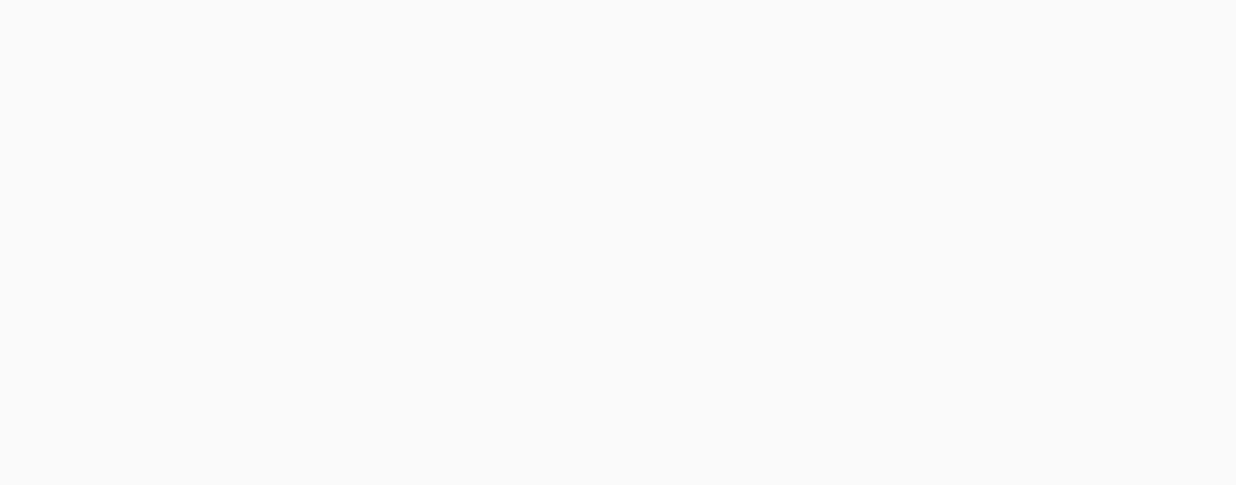
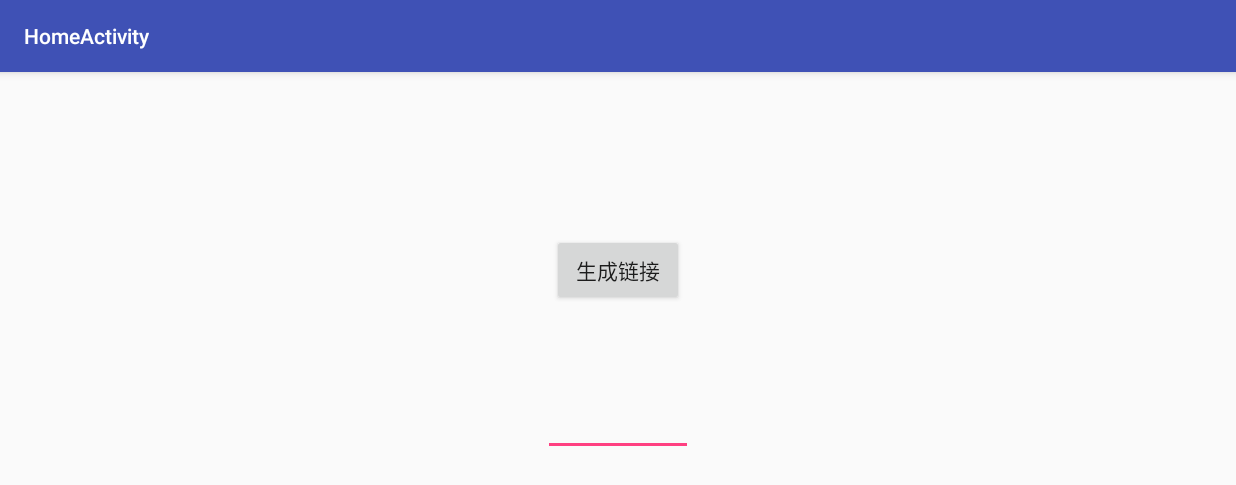
Before and after one commit to nightq/TestApp, an Android app: the screen it shows after launch (MainActivity before the commit, HomeActivity after it), on a phone screen of 824 x 412 dp (held sideways). Before the commit the part shown is empty. Shown: the top 485 px of the screen. Run offline under Robolectric (Android 15) with nearby library versions, the phone set to English and light mode, and no system bars; our stand-ins replace ButterKnife, EventBus; 3 statements that could not run were skipped.

Commit message:
集成 linkedme

```diff
--- /dev/null
+++ b/app/src/main/java/com/example/nightq/testapp/HomeActivity.java
@@ -0,0 +1,107 @@
+package com.example.nightq.testapp;
+
+import android.os.Bundle;
+import android.support.v7.app.AppCompatActivity;
+import android.util.Log;
+import android.view.View;
+import android.widget.Button;
+import android.widget.EditText;
+import android.widget.TextView;
+
+import com.microquation.linkedme.android.LinkedME;
+import com.microquation.linkedme.android.callback.LMLinkCreateListener;
+import com.microquation.linkedme.android.indexing.LMUniversalObject;
+import com.microquation.linkedme.android.referral.LMError;
+import com.microquation.linkedme.android.util.LinkProperties;
+
+import org.greenrobot.eventbus.EventBus;
+import org.greenrobot.eventbus.Subscribe;
+
+import butterknife.BindView;
+import butterknife.ButterKnife;
+
+public class HomeActivity extends AppCompatActivity {
+
+    public static JumpEvent lastEvent;
+
+    @BindView(R.id.button)
+    Button button;
+    @BindView(R.id.edit_text)
+    EditText editText;
+
+    @Override
+    protected void onCreate(Bundle savedInstanceState) {
+        super.onCreate(savedInstanceState);
+        setContentView(R.layout.activity_home);
+        ButterKnife.bind(this);
+        Log.e(LinkedME.TAG, "HomeActivity onCreate");
+        EventBus.getDefault().register(this);
+        JumpEvent jumpEvent = EventBus.getDefault().getStickyEvent(JumpEvent.class);
+        EventBus.getDefault().removeStickyEvent(JumpEvent.class);
+        if (jumpEvent != null) {
+            onJumpEvent(jumpEvent);
+        }
+        findViewById(R.id.button).setOnClickListener(new View.OnClickListener() {
+            @Override
+            public void onClick(View v) {
+                share();
+            }
+        });
+    }
+
+    @Subscribe
+    public void onJumpEvent(JumpEvent event) {
+        // todo nightq now
+        lastEvent = event;
+        // do something
+        Log.e("nightq", "onJumpEvent " + Thread.currentThread().getName());
+    }
+
+    @Override
+    protected void onDestroy() {
+        super.onDestroy();
+        EventBus.getDefault().unregister(this);
+    }
+
+    public void share() {
+        /**创建深度链接*/
+        //web服务器无法创建深度链接时,客户端可选择创建
+        //深度链接属性设置
+        LinkProperties properties = new LinkProperties();
+        //渠道
+        properties.setChannel("oppo");  //微信、微博、QQ
+        //功能
+        properties.setFeature("sharesdf");
+        //标签
+        properties.addTag("LinkedME");
+        properties.addTag("Demo");
+        //阶段
+        properties.setStage("Liveee");
+        //设置该h5_url目的是为了iOS点击右上角lkme.cc时跳转的地址，一般设置为当前分享页面的地址
+        //客户端创建深度链接请设置该字段
+        properties.setH5Url("https://linkedme.cc/h5/feature");
+        //自定义参数,用于在深度链接跳转后获取该数据
+        properties.addControlParameter("LinkedME", "test linked me");
+        properties.addControlParameter("View", "test view");
+        LMUniversalObject universalObject = new LMUniversalObject();
+        universalObject.setTitle("测试的title");
+        // 异步生成深度链接
+        universalObject.generateShortUrl(this, properties, new LMLinkCreateListener() {
+            //https://www.lkme.cc/AfC/idFsW02l7
+            @Override
+            public void onLinkCreate(final String url, LMError error) {
+                if (error == null) {
+                    Log.e("linkedme", "创建深度链接成功！创建的深度链接为：" + url + " editText = " + editText);
+                    ((TextView)findViewById(R.id.edit_text)).setText(url);
+                } else {
+                    Log.i("linkedme", "创建深度链接失败！失败原因：" + error.getMessage());
+                }
+            }
+        });
+    }
+
+//    @OnClick(R.id.button)
+//    public void onViewClicked() {
+//        share();
+//    }
+}
--- /dev/null
+++ b/app/src/main/java/com/example/nightq/testapp/Jumphelper.java
@@ -0,0 +1,12 @@
+package com.example.nightq.testapp;
+
+/**
+ * Created by nightq on 2017/12/29.
+ */
+
+public class Jumphelper {
+
+
+    public static String jumpParam = "";
+
+}
--- a/app/src/main/java/com/example/nightq/testapp/MainActivity.java
+++ /dev/null
@@ -1,18 +0,0 @@
-package com.example.nightq.testapp;
-
-import android.os.Bundle;
-import android.support.v7.app.AppCompatActivity;
-
-import butterknife.ButterKnife;
-
-public class MainActivity extends AppCompatActivity {
-
-    @Override
-    protected void onCreate(Bundle savedInstanceState) {
-        super.onCreate(savedInstanceState);
-        setContentView(R.layout.activity_main);
-        ButterKnife.bind(this);
-
-    }
-
-}
--- /dev/null
+++ b/app/src/main/java/com/example/nightq/testapp/StartActivity.java
@@ -0,0 +1,42 @@
+package com.example.nightq.testapp;
+
+import android.content.Intent;
+import android.os.Bundle;
+import android.os.Handler;
+import android.support.v7.app.AppCompatActivity;
+import android.util.Log;
+
+import com.microquation.linkedme.android.LinkedME;
+
+import org.greenrobot.eventbus.EventBus;
+
+import butterknife.ButterKnife;
+
+public class StartActivity extends AppCompatActivity {
+
+    @Override
+    protected void onCreate(Bundle savedInstanceState) {
+        super.onCreate(savedInstanceState);
+        setContentView(R.layout.activity_start);
+        ButterKnife.bind(this);
+
+        new Handler().postDelayed(new Runnable() {
+            @Override
+            public void run() {
+                startActivity(new Intent(StartActivity.this, HomeActivity.class));
+                Log.e("nightq", "Jumphelper.jumpParam = " + Jumphelper.jumpParam);
+                finish();
+            }
+        }, 100);
+        Log.e(LinkedME.TAG, "StartActivity onCreate this = " + this);
+    }
+
+    // 添加此处目的是针对后台APP通过uri scheme唤起的情况，
+    // 注意：即使不区分用户是否登录也需要添加此设置，也可以添加到基类中
+    @Override
+    protected void onNewIntent(Intent intent) {
+        setIntent(intent);
+        Log.e(LinkedME.TAG, "StartActivity onNewIntent this = " + this);
+    }
+
+}
--- /dev/null
+++ b/app/src/main/java/com/example/nightq/testapp/TestApplication.java
@@ -0,0 +1,29 @@
+package com.example.nightq.testapp;
+
+import android.app.Application;
+import android.util.Log;
+
+import com.microquation.linkedme.android.LinkedME;
+
+/**
+ * Created by nightq on 2017/12/29.
+ */
+
+public class TestApplication extends Application {
+
+    @Override
+    public void onCreate() {
+        super.onCreate();
+        // 初始化SDK
+        LinkedME.getInstance(this);
+
+        if (BuildConfig.DEBUG) {
+            //设置debug模式下打印LinkedME日志
+            LinkedME.getInstance().setDebug();
+        }
+        //初始时设置为false，在配置Uri Scheme的Activity的onResume()中设置为true
+        LinkedME.getInstance().setImmediate(false);
+        Log.e("nightq", "TestApplication create this = " + this);
+    }
+
+}
--- /dev/null
+++ b/app/src/main/res/layout/activity_home.xml
@@ -0,0 +1,30 @@
+<?xml version="1.0" encoding="utf-8"?>
+<android.support.design.widget.CoordinatorLayout xmlns:android="http://schemas.android.com/apk/res/android"
+    android:layout_width="match_parent"
+    android:layout_height="match_parent">
+
+
+    <LinearLayout
+        android:layout_width="match_parent"
+        android:layout_height="match_parent"
+        android:gravity="center"
+        android:orientation="vertical">
+
+
+        <Button
+            android:id="@+id/button"
+            android:layout_width="wrap_content"
+            android:layout_height="wrap_content"
+            android:text="生成链接" />
+
+        <EditText
+            android:id="@+id/edit_text"
+            android:layout_width="wrap_content"
+            android:layout_height="wrap_content"
+            android:minHeight="100dp"
+            android:textColor="@color/colorPrimaryDark"
+            android:minWidth="100dp" />
+    </LinearLayout>
+
+
+</android.support.design.widget.CoordinatorLayout>
--- a/app/src/main/res/layout/activity_main.xml
+++ /dev/null
@@ -1,15 +0,0 @@
-<?xml version="1.0" encoding="utf-8"?>
-<android.support.design.widget.CoordinatorLayout xmlns:android="http://schemas.android.com/apk/res/android"
-    xmlns:tools="http://schemas.android.com/tools"
-    android:layout_width="match_parent"
-    android:layout_height="match_parent" >
-
-
-    <FrameLayout
-        android:layout_width="match_parent"
-        android:layout_height="match_parent">
-
-    </FrameLayout>
-
-
-</android.support.design.widget.CoordinatorLayout>
--- a/app/src/main/res/menu/menu_main.xml
+++ b/app/src/main/res/menu/menu_main.xml
@@ -1,7 +1,7 @@
 <menu xmlns:android="http://schemas.android.com/apk/res/android"
     xmlns:app="http://schemas.android.com/apk/res-auto"
     xmlns:tools="http://schemas.android.com/tools"
-    tools:context="com.example.nightq.testapp.MainActivity">
+    tools:context="com.example.nightq.testapp.DeepLinkEnterActivity">
     <item
         android:id="@+id/action_settings"
         android:orderInCategory="100"
--- a/app/src/main/res/values/styles.xml
+++ b/app/src/main/res/values/styles.xml
@@ -19,6 +19,9 @@
         <item name="windowNoTitle">true</item>
     </style>
 
+    <style name="AppTheme.FullScreen.Trans" parent="@android:style/Theme.Translucent.NoTitleBar.Fullscreen" >
+    </style>
+
     <style name="AppTheme.AppBarOverlay" parent="ThemeOverlay.AppCompat.Dark.ActionBar" />
 
     <style name="AppTheme.PopupOverlay" parent="ThemeOverlay.AppCompat.Light" />
--- a/build.gradle
+++ b/build.gradle
@@ -7,6 +7,7 @@ buildscript {
     }
     dependencies {
         classpath 'com.android.tools.build:gradle:2.3.1'
+        classpath 'com.neenbedankt.gradle.plugins:android-apt:1.8'
 
         // NOTE: Do not place your application dependencies here; they belong
         // in the individual module build.gradle files
```
Also changed, not shown: app/build.gradle (+22 -8 lines), app/src/main/AndroidManifest.xml (+100 -3 lines), app/src/main/java/com/example/nightq/testapp/DeepLinkEnterActivity.java (added, +69 -0 lines), app/src/main/java/com/example/nightq/testapp/JumpEvent.java (added, +8 -0 lines), app/src/main/java/com/example/nightq/testapp/MiddleActivity.java (added, +85 -0 lines), app/src/main/res/layout/activity_deeplink.xml (added, +23 -0 lines), app/src/main/res/layout/activity_start.xml (added, +22 -0 lines), app/libs/LinkedME-Android-Deep-Linking-SDK-V1.0.19.jar (added), app/libs/eventbus-3.0.0.jar (added).
